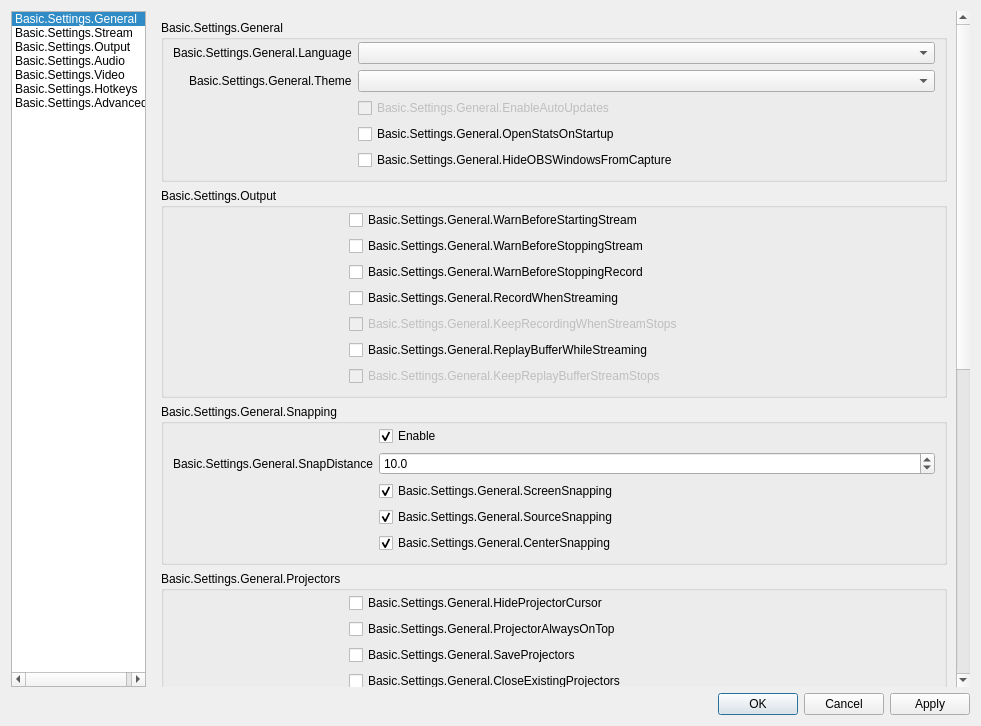
Old version of the form UI/forms/OBSBasicSettings.ui in the repository oovvoo/obs-studio.
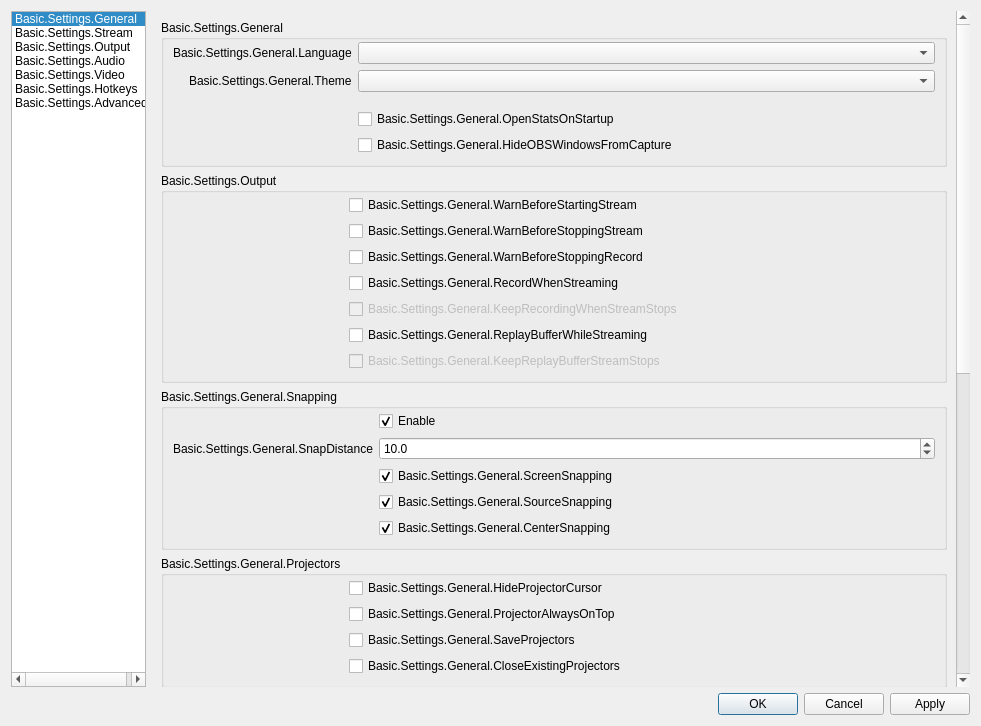
New version of the form. Icons and pictures are not drawn. Custom widgets are drawn as their Qt base class.

Commit message: # 자동업데이트 항목 제거

Diff of the .ui file:
```diff
--- a/UI/forms/OBSBasicSettings.ui
+++ b/UI/forms/OBSBasicSettings.ui
@@ -152,7 +152,7 @@
               <x>0</x>
               <y>0</y>
               <width>810</width>
-              <height>952</height>
+              <height>942</height>
              </rect>
             </property>
             <layout class="QVBoxLayout" name="verticalLayout_19">
@@ -228,22 +228,6 @@
                      </property>
                     </spacer>
                    </item>
-                   <item row="2" column="1">
-                    <widget class="QCheckBox" name="enableAutoUpdates">
-                     <property name="enabled">
-                      <bool>false</bool>
-                     </property>
-                     <property name="text">
-                      <string>Basic.Settings.General.EnableAutoUpdates</string>
-                     </property>
-                     <property name="checkable">
-                      <bool>false</bool>
-                     </property>
-                     <property name="checked">
-                      <bool>false</bool>
-                     </property>
-                    </widget>
-                   </item>
                    <item row="3" column="1">
                     <widget class="QCheckBox" name="openStatsOnStartup">
                      <property name="text">
```
Left out of the diff: 1 changed line with no effect on the pictures. The commit also changes 2 other files.
